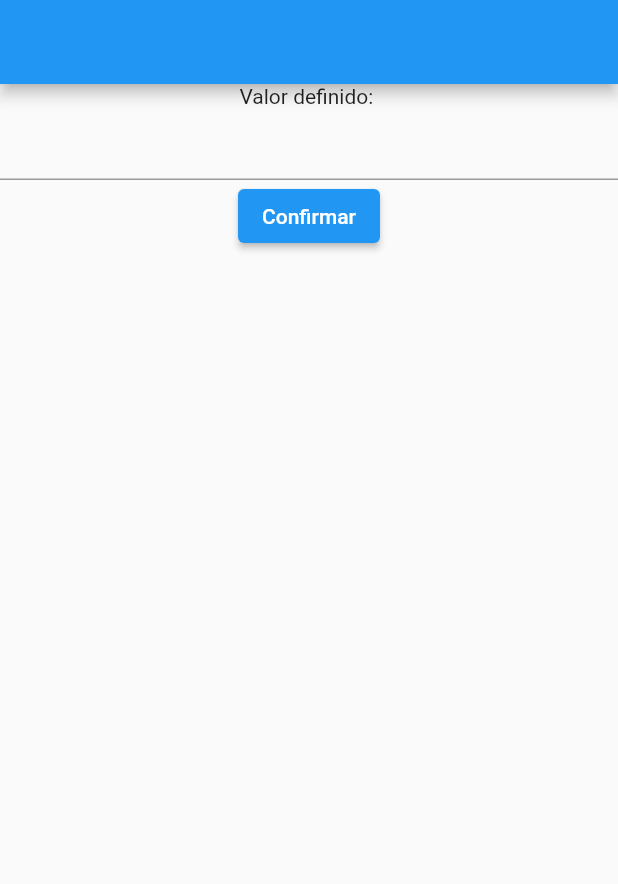
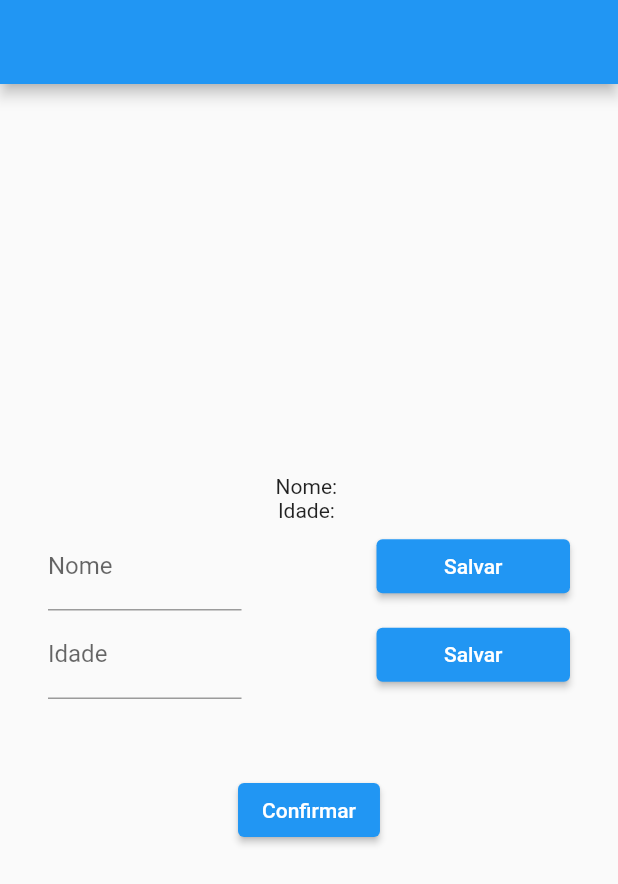
Before and after one commit to lincolnzera1/Flutter_Getx_state_management, a Flutter app: the screen it shows after launch, on a phone screen of 412 x 824 dp. Shown: the top 884 px of the screen. Run offline on Flutter 3.47's test engine with Material 2 defaults, Android fonts, the phone set to English and light mode, and no system bars; our stand-ins replace get.

Commit message:
Starting: Object reactivity

```diff
--- a/lib/main.dart
+++ b/lib/main.dart
@@ -18,22 +18,52 @@ class MyApp extends StatelessWidget {
   Widget build(BuildContext context) {
     return Scaffold(
       appBar: AppBar(),
-      body: Column(
+      body: Container(
+        padding: const EdgeInsets.all(32),
+        child: Column(
+          mainAxisAlignment: MainAxisAlignment.center,
           children: [
-          GetBuilder<ValueController>(
-            init: valueController, // injeção de dependência
-            initState: (_) {},
-            builder: (_) {
-              return Text("Valor definido: ${valueController.frase}");
+            Obx(
+              () {
+                return Column(
+                  children: [
+                    Text("Nome: ${valueController.frase}"),
+                    Text("Idade: ${valueController.frase}")
+                  ],
+                );
               },
             ),
-          TextField(
-            controller: valueController.textController,
+            Row(
+              children: [
+                Expanded(
+                  child: TextField(
+                    decoration: const InputDecoration(label: Text("Nome")),
+                    controller: valueController.nomeController,
                   ),
-          GetBuilder<ValueController>(
-              init: valueController,
-              builder: (_) {
-                return valueController.isLoad
+                ),
+                SizedBox(width: 90,),
+                Expanded(
+                    child: ElevatedButton(
+                        onPressed: () {}, child: Text("Salvar"))),
+              ],
+            ),
+            Row(
+              children: [
+                Expanded(
+                  child: TextField(
+                    decoration: const InputDecoration(label: Text("Idade")),
+                    controller: valueController.idadeController,
+                  ),
+                ),
+                SizedBox(width: 90,),
+                Expanded(
+                    child: ElevatedButton(
+                        onPressed: () {}, child: Text("Salvar"))),
+              ],
+            ),
+            SizedBox(height: 50,),
+            Obx(() {
+              return valueController.isLoad.value
                   ? const CircularProgressIndicator()
                   : ElevatedButton(
                       onPressed: () {
@@ -44,6 +74,7 @@ class MyApp extends StatelessWidget {
             })
           ],
         ),
+      ),
     );
   }
 }
--- /dev/null
+++ b/lib/user_model.dart
@@ -0,0 +1,7 @@
+class UserModel{
+  String? name;
+  int? age;
+
+  UserModel({this.name = "", this.age = 0});
+
+}
--- a/lib/value_controller.dart
+++ b/lib/value_controller.dart
@@ -3,16 +3,16 @@ import 'package:get/get.dart';
 
 class ValueController extends GetxController {
   TextEditingController textController = TextEditingController();
+  TextEditingController nomeController= TextEditingController();
+  TextEditingController idadeController = TextEditingController();
   RxString frase = "".obs;
-  bool isLoad = false;
+  RxBool isLoad = false.obs;
 
   Future<void> setValue(String newValue) async {
-    isLoad = true;
-    update();
+    isLoad.value = true;
     await Future.delayed(const Duration(seconds: 2));
 
-    isLoad = false;
+    isLoad.value = false;
     frase.value = newValue;
-    update();
   }
 }
--- a/pubspec.yaml
+++ b/pubspec.yaml
@@ -20,7 +20,7 @@ publish_to: 'none' # Remove this line if you wish to publish to pub.dev
 version: 1.0.0+1
 
 environment:
-  sdk: '>=2.18.4 <3.0.0'
+  sdk: '>=2.18.1 <3.0.0'
 
 # Dependencies specify other packages that your package needs in order to work.
 # To automatically upgrade your package dependencies to the latest versions
```
Also changed, not shown: pubspec.lock, 1 other file. Lines whose indentation alone changed are shown as unchanged.
